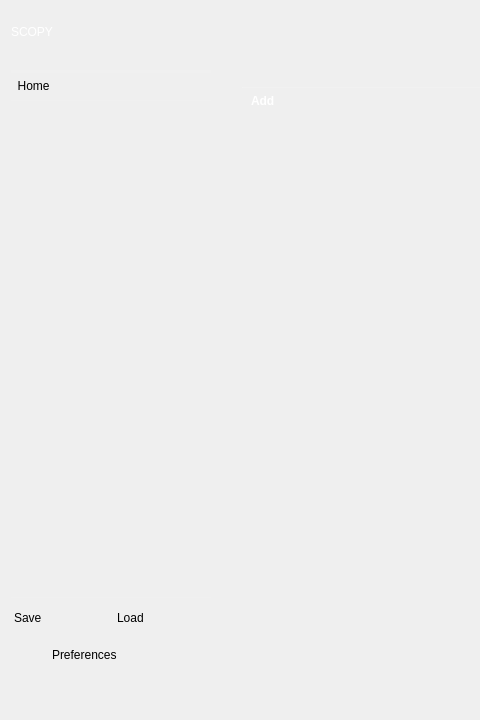
First picture: the form in ui/tool_launcher.ui, repository analogdevicesinc/scopy, before the edit; both pictures show x 0 to 480 and y 0 to 720 of the 1280 by 720 pixel window.
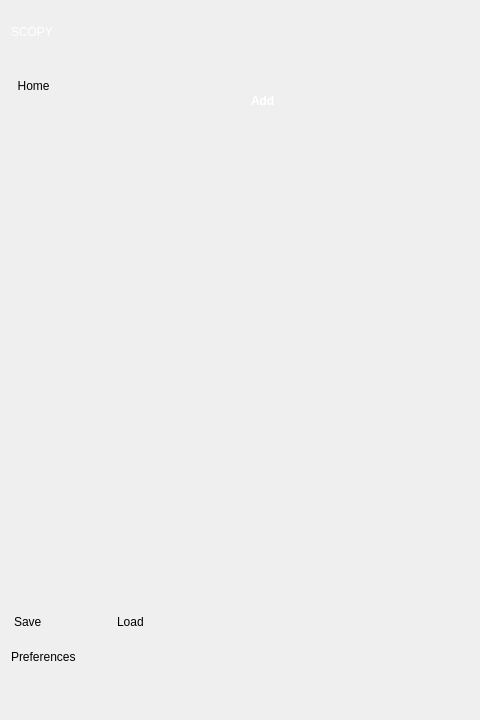
Second picture: the form after the edit. Icons and pictures are not drawn. Custom widgets are drawn as their Qt base class.

Commit message: ui/tool_launcher.ui: add icon to preferences menu button

What changed in the file:
```diff
--- a/ui/tool_launcher.ui
+++ b/ui/tool_launcher.ui
@@ -290,7 +290,7 @@
             <x>0</x>
             <y>0</y>
             <width>200</width>
-            <height>467</height>
+            <height>466</height>
            </rect>
           </property>
           <property name="minimumSize">
@@ -512,23 +512,58 @@
 .QWidget[selected=true] { background-color: rgba(0, 0, 0, 60); }</string>
          </property>
          <layout class="QHBoxLayout" name="horizontalLayout_9">
+          <property name="spacing">
+           <number>0</number>
+          </property>
+          <property name="leftMargin">
+           <number>0</number>
+          </property>
+          <property name="topMargin">
+           <number>0</number>
+          </property>
+          <property name="rightMargin">
+           <number>0</number>
+          </property>
+          <property name="bottomMargin">
+           <number>0</number>
+          </property>
           <item>
            <widget class="QPushButton" name="prefBtn">
             <property name="sizePolicy">
-             <sizepolicy hsizetype="Minimum" vsizetype="Preferred">
+             <sizepolicy hsizetype="Minimum" vsizetype="Minimum">
               <horstretch>0</horstretch>
               <verstretch>0</verstretch>
              </sizepolicy>
             </property>
+            <property name="minimumSize">
+             <size>
+              <width>32</width>
+              <height>32</height>
+             </size>
+            </property>
             <property name="maximumSize">
              <size>
-              <width>100</width>
+              <width>16777215</width>
               <height>16777215</height>
              </size>
             </property>
+            <property name="styleSheet">
+             <string notr="true"/>
+            </property>
             <property name="text">
              <string>Preferences</string>
             </property>
+            <property name="icon">
+             <iconset>
+              <normalon>:/icons/gear_wheel.svg</normalon>
+             </iconset>
+            </property>
+            <property name="iconSize">
+             <size>
+              <width>64</width>
+              <height>32</height>
+             </size>
+            </property>
             <property name="checkable">
              <bool>true</bool>
             </property>
@@ -550,7 +585,7 @@
             </property>
             <property name="sizeHint" stdset="0">
              <size>
-              <width>18</width>
+              <width>16</width>
               <height>0</height>
              </size>
             </property>
```
